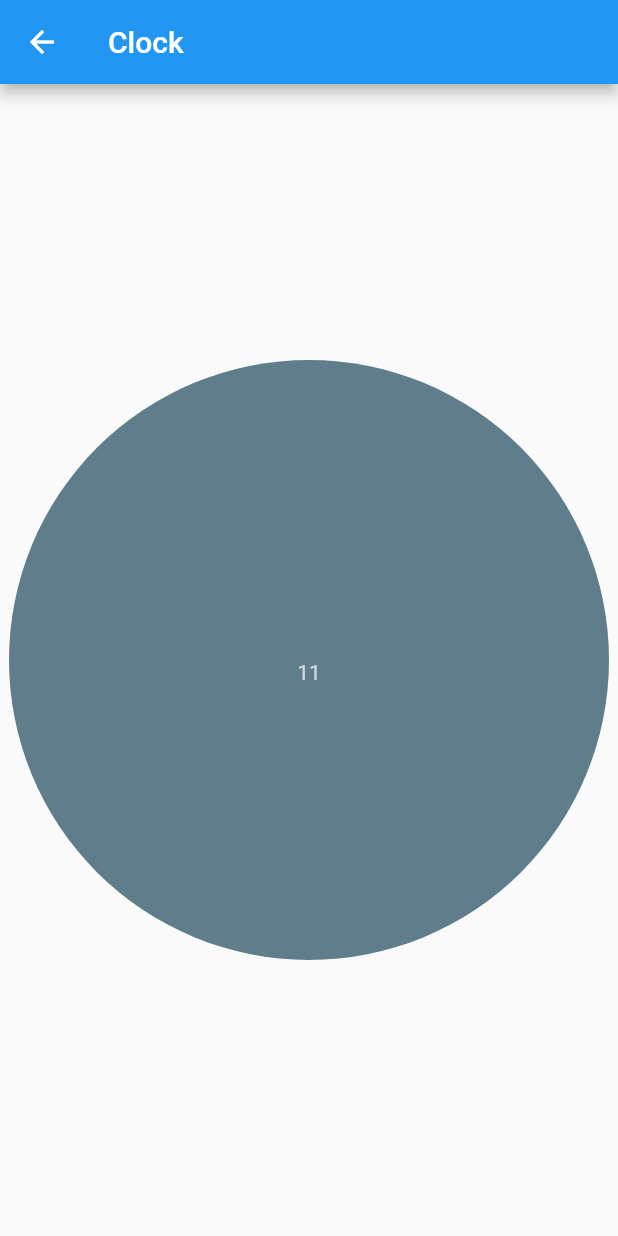
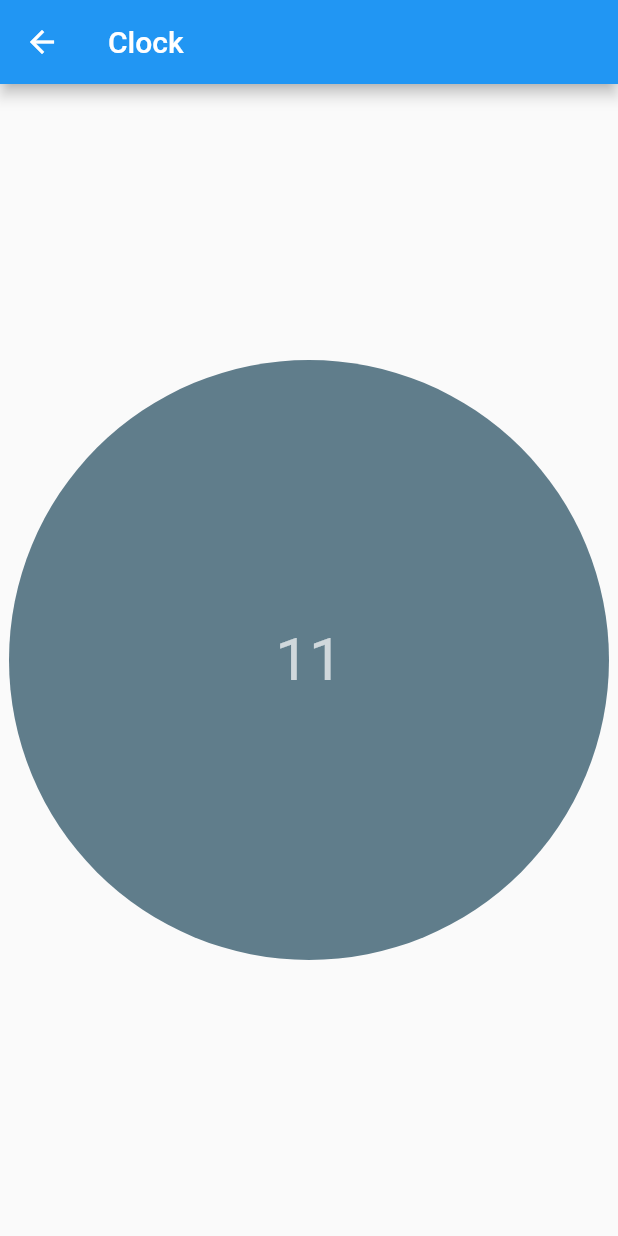
Before and after one commit to timsneath/countdown, a Flutter app: the ClockPage screen opened by its route, on a phone screen of 412 x 824 dp. Run offline on Flutter 3.47's test engine with Material 2 defaults, Android fonts, the phone set to English and light mode, and no system bars.

Commit message:
cleaned up class names and text positioning

```diff
--- a/lib/clock.dart
+++ b/lib/clock.dart
@@ -1,15 +1,15 @@
 import 'package:flutter/material.dart';
 import 'package:flutter/painting.dart';
 
-class ClockControl extends AnimatedWidget {
-  ClockControl({Key key, Animation<double> animation})
+class CountdownClock extends AnimatedWidget {
+  CountdownClock({Key key, Animation<double> animation})
       : super(key: key, listenable: animation);
 
   Widget build(BuildContext context) {
     final Animation<double> animation = listenable;
     return new CustomPaint(
       size: new Size(400.0, 400.0),
-      painter: new ClockPainter(animation.value),
+      painter: new CountdownClockPainter(animation.value),
     );
   }
 }
@@ -44,7 +44,7 @@ class _ClockPageState extends State<ClockPage> with TickerProviderStateMixin {
       ),
       body: new Container(
         child: new Center(
-          child: new ClockControl(
+          child: new CountdownClock(
               animation:
                   new Tween(begin: 0.0, end: 180.0).animate(_controller)),
         ),
@@ -53,12 +53,11 @@ class _ClockPageState extends State<ClockPage> with TickerProviderStateMixin {
   }
 }
 
-class ClockPainter extends CustomPainter {
-  const ClockPainter(this.animationValue);
+class CountdownClockPainter extends CustomPainter {
+  const CountdownClockPainter(this.animationValue);
 
   final double animationValue;
 
-  @override
   void paint(Canvas canvas, Size size) {
     final Offset center = new Offset(size.width / 2, size.height / 2);
     canvas.drawCircle(
@@ -68,22 +67,20 @@ class ClockPainter extends CustomPainter {
           ..color = Colors.blueGrey
           ..style = PaintingStyle.fill);
 
-    final DateTime currentTime = new DateTime.now();
-
     var painter = new TextPainter(
         text: new TextSpan(
             text: animationValue.round().toString(),
-            // text: currentTime.toString(),
-            style: new TextStyle(color: Colors.white70)),
+            style: new TextStyle(color: Colors.white70, fontSize: 40.0)),
         textAlign: TextAlign.center,
         textDirection: TextDirection.ltr);
     painter.layout();
-    var timeOffset = new Offset(center.dx - painter.width / 2, center.dy);
+    var timeOffset = new Offset(
+        center.dx - painter.width / 2, center.dy - painter.height / 2);
     painter.paint(canvas, timeOffset);
   }
 
-  @override
-  bool shouldRepaint(ClockPainter old) => true;
+  // right now we're just painting as often as called - is this bad?
+  bool shouldRepaint(CountdownClockPainter old) => true;
   // new DateTime.now().difference(old.currentTime) >
   // new Duration(milliseconds: 500);
 }
```
Also changed, not shown: lib/letters.dart (added, +50 -0 lines).
